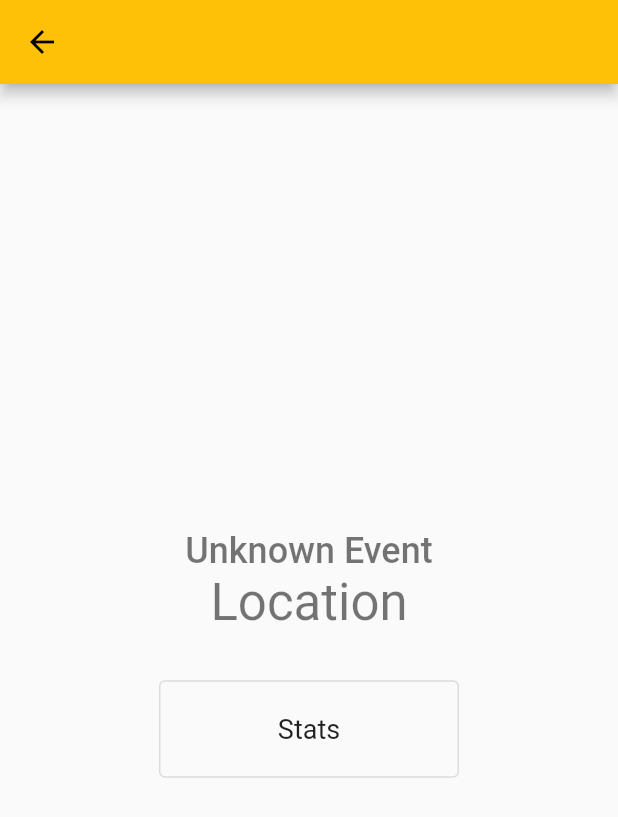
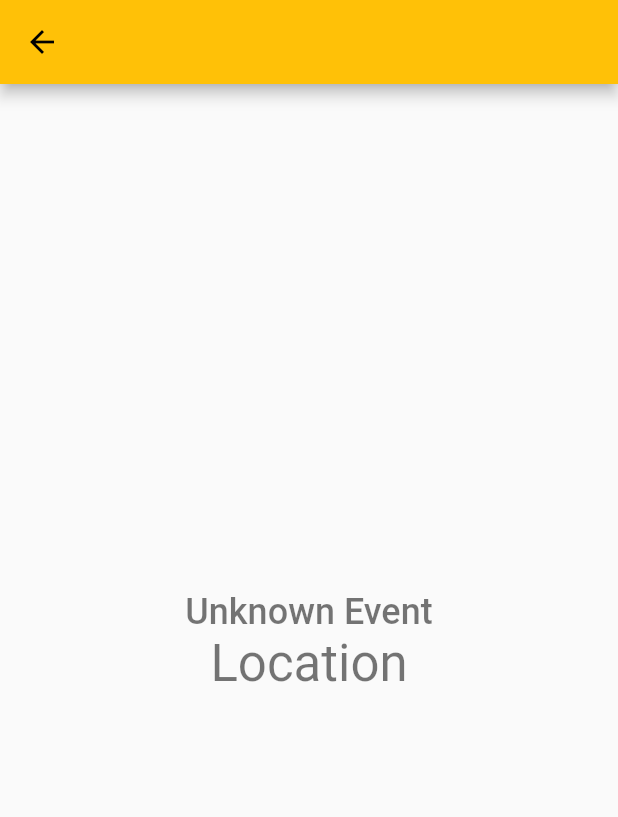
Before and after one commit to ImperialOctopus/people-counter, a Flutter app: the screen it shows after launch, after a tap on the "arrow forward" icon, on a phone screen of 412 x 824 dp. Shown: the top 817 px of the screen. Run offline on Flutter 3.47's test engine with Material 2 defaults, Android fonts, the phone set to English and light mode, and no system bars; our stand-ins replace cloud_firestore, equatable, firebase_core, flutter_bloc; accounts and stored records are empty.

Commit message:
Remove stats

```diff
--- a/lib/bloc/room/room_state.dart
+++ b/lib/bloc/room/room_state.dart
@@ -1,5 +1,5 @@
 import 'package:equatable/equatable.dart';
-import 'package:people_counter/model/room_info.dart';
+import 'package:people_counter/model/database/room_info.dart';
 
 import '../../service/room/room_connection.dart';
 
--- a/lib/bloc/stats/stats_bloc.dart
+++ /dev/null
@@ -1,29 +0,0 @@
-import 'dart:async';
-
-import 'package:flutter_bloc/flutter_bloc.dart';
-
-import '../../service/room/room_connection.dart';
-import 'stats_event.dart';
-import 'stats_state.dart';
-
-class StatsBloc extends Bloc<StatsEvent, StatsState> {
-  final RoomConnection _roomConnection;
-
-  StatsBloc({required RoomConnection roomConnection})
-      : _roomConnection = roomConnection,
-        super(const StatsNotLoaded());
-
-  @override
-  Stream<StatsState> mapEventToState(StatsEvent event) async* {
-    if (event is LoadStatsEvent) {
-      yield const StatsLoading();
-
-      final _stats = await _roomConnection.stats;
-
-      yield StatsLoaded(_stats, DateTime.now());
-      return;
-    }
-
-    throw FallThroughError();
-  }
-}
--- a/lib/bloc/stats/stats_event.dart
+++ /dev/null
@@ -1,12 +0,0 @@
-import 'package:equatable/equatable.dart';
-
-abstract class StatsEvent extends Equatable {
-  const StatsEvent();
-}
-
-class LoadStatsEvent extends StatsEvent {
-  const LoadStatsEvent();
-
-  @override
-  List<Object> get props => [];
-}
--- a/lib/bloc/stats/stats_state.dart
+++ /dev/null
@@ -1,32 +0,0 @@
-import 'package:equatable/equatable.dart';
-
-import '../../model/stats_snapshot.dart';
-
-abstract class StatsState extends Equatable {
-  const StatsState();
-}
-
-class StatsNotLoaded extends StatsState {
-  const StatsNotLoaded();
-
-  @override
-  List<Object?> get props => [];
-}
-
-class StatsLoading extends StatsState {
-  const StatsLoading();
-
-  @override
-  List<Object> get props => [];
-}
-
-class StatsLoaded extends StatsState {
-  final StatsSnapshot snapshot;
-
-  final DateTime generatedAt;
-
-  const StatsLoaded(this.snapshot, this.generatedAt);
-
-  @override
-  List<Object> get props => [snapshot, generatedAt];
-}
--- a/lib/config.dart
+++ b/lib/config.dart
@@ -10,8 +10,5 @@ const bool allowCustomRoomCode = false;
 /// Preset room to join if presetRoom is true.
 const String roomCode = 't_carnival_2022';
 
-/// Show option on menu to load the stats page.
-const bool allowStats = true;
-
 /// Show reset button.
 const bool allowReset = true;
--- a/lib/model/entries_chart_point.dart
+++ /dev/null
@@ -1,6 +0,0 @@
-class EntriesChartPoint {
-  final DateTime time;
-  final int? frequency;
-
-  const EntriesChartPoint({required this.time, required this.frequency});
-}
--- a/lib/screen/location_select/location_navigator.dart
+++ b/lib/screen/location_select/location_navigator.dart
@@ -3,7 +3,6 @@ import 'package:flutter_bloc/flutter_bloc.dart';
 
 import '../../bloc/counter/counter_bloc.dart';
 import '../../bloc/room/room_state.dart';
-import '../../bloc/stats/stats_bloc.dart';
 import 'location_select.dart';
 
 class LocationNavigator extends StatelessWidget {
@@ -18,9 +17,6 @@ class LocationNavigator extends StatelessWidget {
         BlocProvider<CounterBloc>(
             create: (context) =>
                 CounterBloc(roomConnection: state.roomConnection)),
-        BlocProvider<StatsBloc>(
-            create: (context) =>
-                StatsBloc(roomConnection: state.roomConnection)),
       ],
       child: Navigator(
         pages: [
--- a/lib/screen/location_select/location_select.dart
+++ b/lib/screen/location_select/location_select.dart
@@ -5,9 +5,6 @@ import '../../bloc/room/room_bloc.dart';
 import '../../bloc/room/room_event.dart';
 import '../../bloc/room/room_state.dart';
 import 'counter_screen.dart';
-import 'stats_screen.dart';
-
-import '../../config.dart' as config;
 
 class LocationSelect extends StatelessWidget {
   final RoomStateIn roomState;
@@ -49,7 +46,6 @@ class LocationSelect extends StatelessWidget {
                   ...roomState.roomInfo.locations.asMap().entries.map(
                       (mapEntry) => _locationButton(
                           context, mapEntry.value, mapEntry.key)),
-                  if (config.allowStats) _statsButton(context),
                 ],
               ),
             ),
@@ -78,23 +74,4 @@ class LocationSelect extends StatelessWidget {
       ),
     );
   }
-
-  Widget _statsButton(BuildContext context) {
-    return Padding(
-      padding: const EdgeInsets.all(8),
-      child: OutlinedButton(
-          child: const Text(
-            'Stats',
-            style: TextStyle(fontSize: 18),
-          ),
-          onPressed: () {
-            //BlocProvider.of<StatsBloc>(context).add(const ReloadStatsEvent());
-            Navigator.of(context).push(
-              MaterialPageRoute(
-                builder: (context) => StatsScreen(roomInfo: roomState.roomInfo),
-              ),
-            );
-          }),
-    );
-  }
 }
--- a/lib/service/room/firebase_room_connection.dart
+++ b/lib/service/room/firebase_room_connection.dart
@@ -1,10 +1,10 @@
 import 'dart:async';
 
 import 'package:cloud_firestore/cloud_firestore.dart';
-import 'package:people_counter/model/room_info.dart';
+import 'package:people_counter/model/database/room_info.dart';
 
 import '../../model/log_entry.dart';
-import '../../model/stats_snapshot.dart';
+import '../../model/database/stats_snapshot.dart';
 import 'room_connection.dart';
 
 /// Database implementation using Firebase
--- a/lib/service/room/room_connection.dart
+++ b/lib/service/room/room_connection.dart
@@ -1,5 +1,5 @@
-import '../../model/room_info.dart';
-import '../../model/stats_snapshot.dart';
+import '../../model/database/room_info.dart';
+import '../../model/database/stats_snapshot.dart';
 
 /// Interface for database service.
 abstract class RoomConnection {
```
Also changed, not shown: lib/model/entries_table_source.dart (deleted, +0 -61 lines), lib/screen/location_select/stats_screen.dart (deleted, +0 -275 lines), lib/model/database/room_info.dart (renamed from lib/model/room_info.dart), lib/model/database/stats_snapshot.dart (renamed from lib/model/stats_snapshot.dart).
